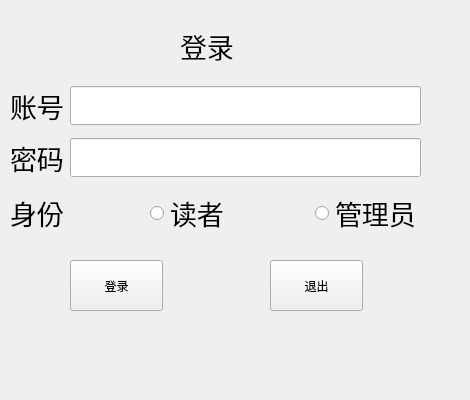
This is widget.ui in summerwunder/LibraryManagement as Qt 5 draws it before an edit. The edited form follows.
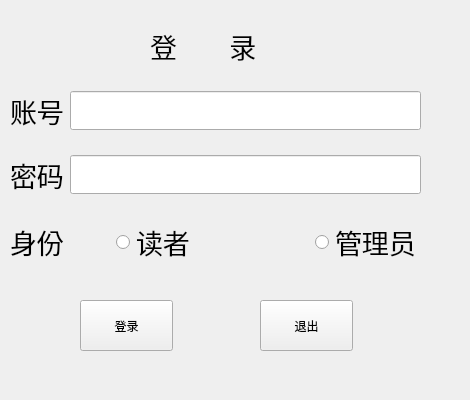
This is the edited form.

Commit message: 修改了登陆界面的ui，修改了字段为空无提示和账号错误的bug

Diff of the .ui file:
```diff
--- a/widget.ui
+++ b/widget.ui
@@ -16,8 +16,8 @@
   <widget class="QPushButton" name="loginButton">
    <property name="geometry">
     <rect>
-     <x>70</x>
-     <y>260</y>
+     <x>80</x>
+     <y>300</y>
      <width>93</width>
      <height>51</height>
     </rect>
@@ -29,8 +29,8 @@
   <widget class="QPushButton" name="exitButton">
    <property name="geometry">
     <rect>
-     <x>270</x>
-     <y>260</y>
+     <x>260</x>
+     <y>300</y>
      <width>93</width>
      <height>51</height>
     </rect>
@@ -42,7 +42,7 @@
   <widget class="QLabel" name="loginLabel">
    <property name="geometry">
     <rect>
-     <x>180</x>
+     <x>150</x>
      <y>0</y>
      <width>191</width>
      <height>91</height>
@@ -54,16 +54,16 @@
     </font>
    </property>
    <property name="text">
-    <string>登录</string>
+    <string>登       录</string>
    </property>
   </widget>
   <widget class="QWidget" name="layoutWidget">
    <property name="geometry">
     <rect>
      <x>10</x>
-     <y>80</y>
+     <y>73</y>
      <width>411</width>
-     <height>164</height>
+     <height>211</height>
     </rect>
    </property>
    <layout class="QVBoxLayout" name="verticalLayout">
@@ -73,6 +73,7 @@
        <widget class="QLabel" name="label">
         <property name="font">
          <font>
+          <family>幼圆</family>
           <pointsize>20</pointsize>
          </font>
         </property>
@@ -98,6 +99,7 @@
        <widget class="QLabel" name="label_2">
         <property name="font">
          <font>
+          <family>幼圆</family>
           <pointsize>20</pointsize>
          </font>
         </property>
@@ -118,11 +120,12 @@
      </layout>
     </item>
     <item>
-     <layout class="QHBoxLayout" name="horizontalLayout_3">
+     <layout class="QHBoxLayout" name="horizontalLayout_3" stretch="0,2,0,5,0">
       <item>
        <widget class="QLabel" name="label_3">
         <property name="font">
          <font>
+          <family>幼圆</family>
           <pointsize>20</pointsize>
          </font>
         </property>
@@ -148,6 +151,7 @@
        <widget class="QRadioButton" name="readerButton">
         <property name="font">
          <font>
+          <family>华文中宋</family>
           <pointsize>20</pointsize>
          </font>
         </property>
@@ -173,6 +177,7 @@
        <widget class="QRadioButton" name="adminButton">
         <property name="font">
          <font>
+          <family>华文中宋</family>
           <pointsize>20</pointsize>
          </font>
         </property>
```
The commit also changes 2 other files.
